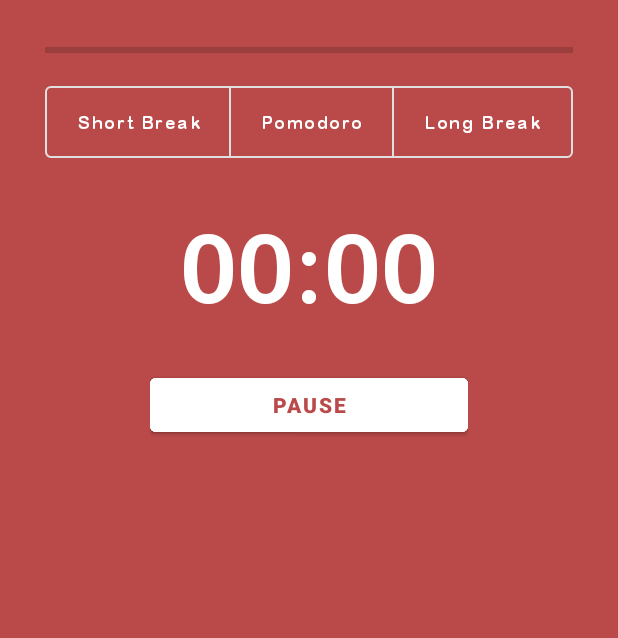
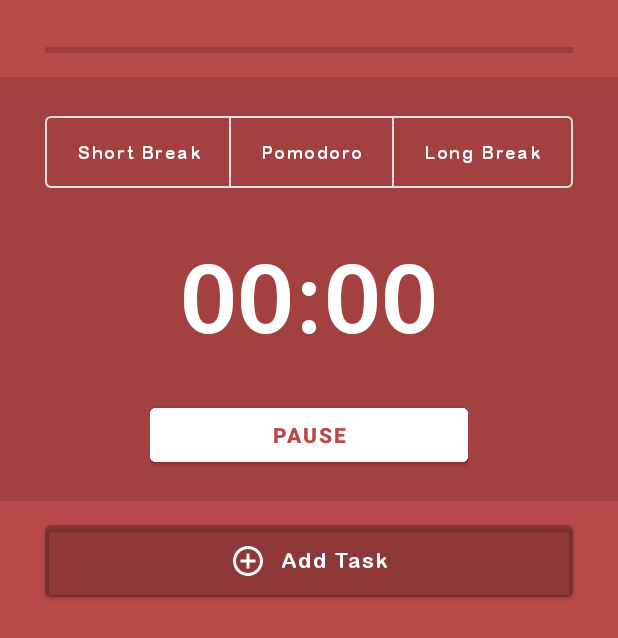
Before and after one commit to erhansennx/Pomodoro-App, an Android app: the layout activity_main.xml on its own in the app's theme, with its tools: preview values and no code run, on a phone screen of 412 x 824 dp. Shown: the top 638 px of the screen. Run offline under Robolectric (Android 15) with nearby library versions, the phone set to English and light mode, and no system bars.

Commit message:
the user can now add tasks

```diff
--- a/app/src/main/java/com/erhansen/pomodoro/MainActivity.kt
+++ b/app/src/main/java/com/erhansen/pomodoro/MainActivity.kt
@@ -25,6 +25,9 @@ class MainActivity : AppCompatActivity() {
 
             pauseButton.visibility = View.INVISIBLE
 
+            toggleGroup.check(R.id.pomodoroButton)
+            checkPomodoroButton()
+
             toggleGroup.addOnButtonCheckedListener { group, checkedId, isChecked ->
 
                 if (isChecked) {
@@ -36,10 +39,7 @@ class MainActivity : AppCompatActivity() {
                             time = 300000
                         }
                         R.id.pomodoroButton -> {
-                            linearLayout.setBackgroundColor(ContextCompat.getColor(this@MainActivity,R.color.red))
-                            chronometer.text = "25:00"
-                            maxProgress = 1500
-                            time = 1500000
+                            checkPomodoroButton()
                         }
                         R.id.longBreakButton -> {
                             linearLayout.setBackgroundColor(ContextCompat.getColor(this@MainActivity,R.color.dark_blue))
@@ -106,5 +106,11 @@ class MainActivity : AppCompatActivity() {
         else second * 1000
     }
 
+    private fun checkPomodoroButton() {
+        activityMainBinding.linearLayout.setBackgroundColor(ContextCompat.getColor(this@MainActivity,R.color.red))
+        activityMainBinding.chronometer.text = "25:00"
+        maxProgress = 1500
+        time = 1500000
+    }
 
 }
--- /dev/null
+++ b/app/src/main/res/drawable/baseline_add_circle_outline_24.xml
@@ -0,0 +1,5 @@
+<vector android:height="24dp" android:tint="#000000"
+    android:viewportHeight="24" android:viewportWidth="24"
+    android:width="24dp" xmlns:android="http://schemas.android.com/apk/res/android">
+    <path android:fillColor="@android:color/white" android:pathData="M13,7h-2v4L7,11v2h4v4h2v-4h4v-2h-4L13,7zM12,2C6.48,2 2,6.48 2,12s4.48,10 10,10 10,-4.48 10,-10S17.52,2 12,2zM12,20c-4.41,0 -8,-3.59 -8,-8s3.59,-8 8,-8 8,3.59 8,8 -3.59,8 -8,8z"/>
+</vector>
--- a/app/src/main/res/layout/activity_main.xml
+++ b/app/src/main/res/layout/activity_main.xml
@@ -9,15 +9,24 @@
     android:orientation="vertical"
     tools:context=".MainActivity">
 
+
     <ProgressBar
         android:id="@+id/progressBar"
+        style="@style/Base.Widget.AppCompat.ProgressBar.Horizontal"
         android:layout_width="match_parent"
         android:layout_height="wrap_content"
         android:layout_marginHorizontal="30dp"
         android:layout_marginTop="25dp"
-        android:progressTint="@color/white"
-        style="@style/Base.Widget.AppCompat.ProgressBar.Horizontal">
-    </ProgressBar>
+        android:progressTint="@color/white"/>
+
+    <LinearLayout
+        android:layout_width="match_parent"
+        android:layout_height="wrap_content"
+        android:orientation="vertical"
+        android:background="#20000000"
+        android:layout_marginTop="10dp"
+        android:paddingTop="20dp"
+        android:paddingBottom="20dp">
 
         <com.google.android.material.button.MaterialButtonToggleGroup
             android:id="@+id/toggleGroup"
@@ -25,7 +34,6 @@
             android:layout_height="wrap_content"
             android:layout_gravity="center"
             android:layout_marginHorizontal="30dp"
-        android:layout_marginTop="10dp"
             android:layout_marginBottom="30dp"
             android:gravity="center"
             app:singleSelection="true">
@@ -34,10 +42,10 @@
                 android:id="@+id/shortBreakButton"
                 style="@style/Widget.MaterialComponents.Button.OutlinedButton"
                 android:layout_width="wrap_content"
+                android:layout_height="60dp"
                 android:layout_weight="1"
-            android:layout_height="60dp"
+                android:fontFamily="@font/arialrounded"
                 android:text="@string/short_break"
-            android:fontFamily="@font/arialrounded"
                 android:textAllCaps="false"
                 android:textColor="@color/white"
                 android:textSize="12sp" />
@@ -46,10 +54,10 @@
                 android:id="@+id/pomodoroButton"
                 style="@style/Widget.MaterialComponents.Button.OutlinedButton"
                 android:layout_width="wrap_content"
+                android:layout_height="60dp"
                 android:layout_weight="1"
-            android:layout_height="60dp"
+                android:fontFamily="@font/arialrounded"
                 android:text="@string/pomodoro"
-            android:fontFamily="@font/arialrounded"
                 android:textAllCaps="false"
                 android:textColor="@color/white"
                 android:textSize="12sp" />
@@ -60,11 +68,11 @@
                 android:layout_width="wrap_content"
                 android:layout_height="60dp"
                 android:layout_weight="1"
+                android:fontFamily="@font/arialrounded"
                 android:text="@string/long_break"
-            android:fontFamily="@font/arialrounded"
                 android:textAllCaps="false"
                 android:textColor="@color/white"
-            android:textSize="12sp"/>
+                android:textSize="12sp" />
 
         </com.google.android.material.button.MaterialButtonToggleGroup>
 
@@ -73,11 +81,11 @@
             android:id="@+id/chronometer"
             android:layout_width="wrap_content"
             android:layout_height="wrap_content"
+            android:layout_gravity="center"
+            android:fontFamily="@font/arialrounded"
             android:textAppearance="@style/TextAppearance.AppCompat.Large"
             android:textColor="@color/white"
-        android:layout_gravity="center"
-        android:fontFamily="@font/arialrounded"
-        android:textSize="64sp"/>
+            android:textSize="64sp" />
 
         <androidx.constraintlayout.widget.ConstraintLayout
             android:layout_width="match_parent"
@@ -111,10 +119,26 @@
                 app:layout_constraintBottom_toBottomOf="parent"
                 app:layout_constraintEnd_toEndOf="parent"
                 app:layout_constraintStart_toStartOf="parent"
-            app:layout_constraintTop_toTopOf="parent"/>
+                app:layout_constraintTop_toTopOf="parent" />
         </androidx.constraintlayout.widget.ConstraintLayout>
+    </LinearLayout>
 
-
+    <com.google.android.material.button.MaterialButton
+        android:id="@+id/addTaskButton"
+        android:layout_width="match_parent"
+        android:layout_height="60dp"
+        android:layout_marginHorizontal="30dp"
+        android:text="Add Task"
+        android:fontFamily="@font/arialrounded"
+        android:gravity="center_vertical|center_horizontal"
+        app:icon="@drawable/baseline_add_circle_outline_24"
+        app:iconGravity="textStart"
+        app:iconPadding="10dp"
+        android:textColor="@color/white"
+        android:textAllCaps="false"
+        android:layout_marginTop="10dp"
+        android:backgroundTint="#20000000">
+    </com.google.android.material.button.MaterialButton>
 
 
 </LinearLayout>
```
Lines whose indentation alone changed are shown as unchanged.
